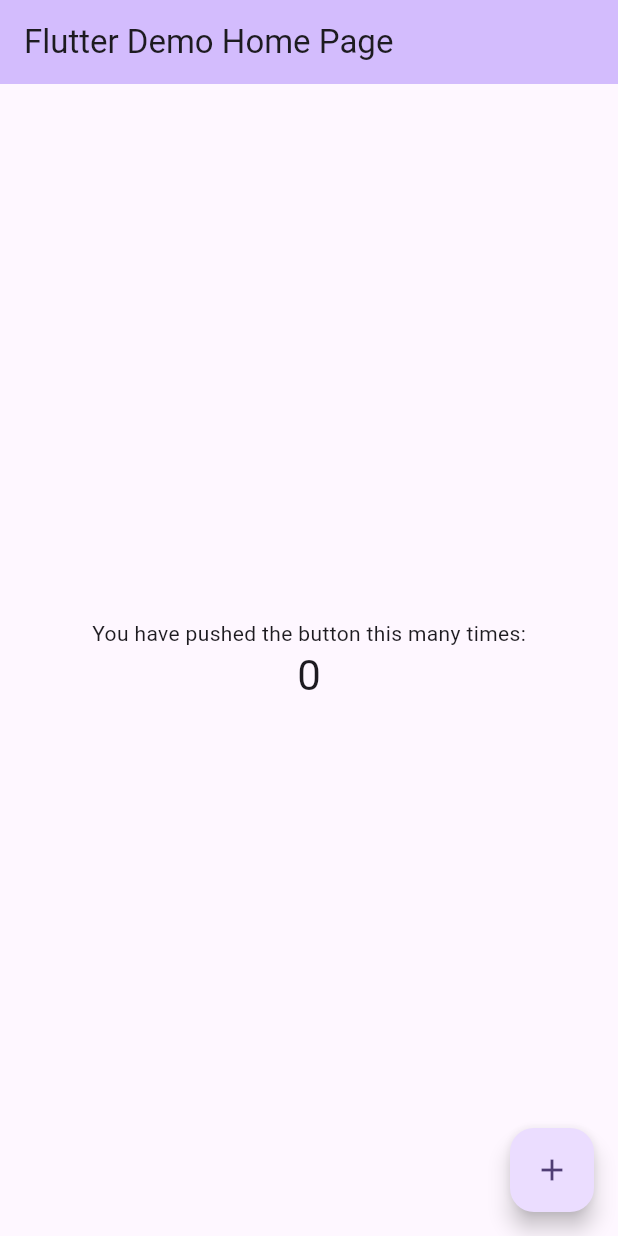
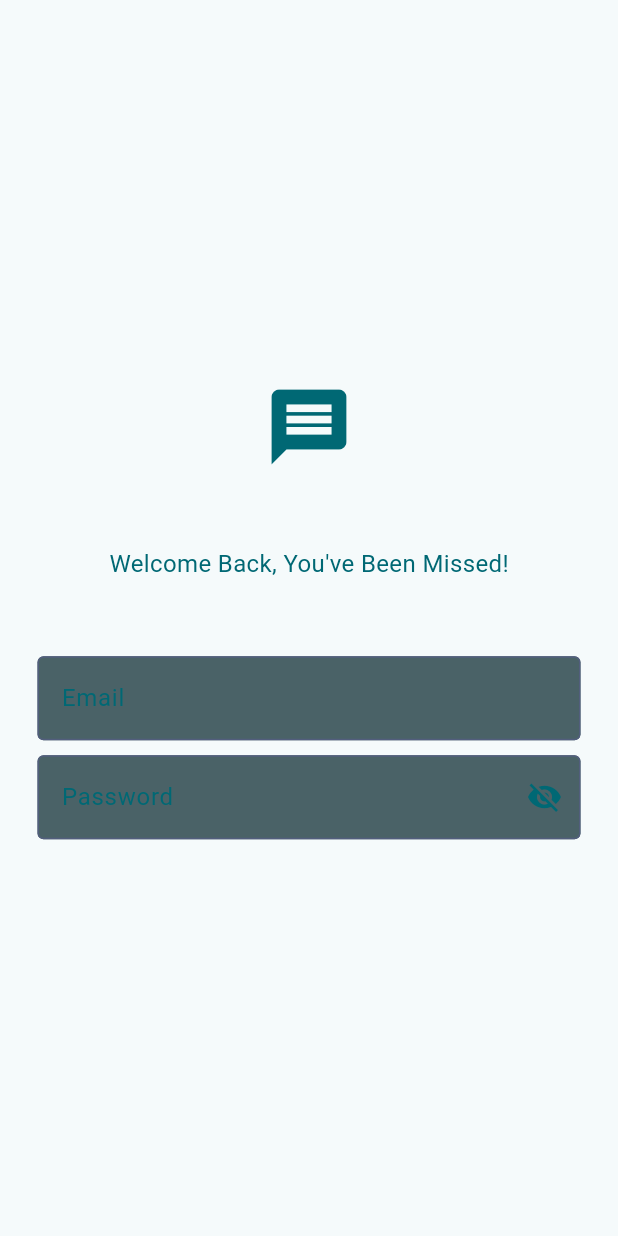
Before and after one commit to iamdipesh18/kurakani, a Flutter app: the screen it shows after launch, on a phone screen of 412 x 824 dp. Run offline on Flutter 3.47's test engine with Material 3 defaults, Android fonts, the phone set to English and light mode, and no system bars.

Commit message:
makig buttons and components and other required things

```diff
--- /dev/null
+++ b/lib/components/my_button.dart
@@ -0,0 +1,23 @@
+import 'package:flutter/material.dart';
+
+class MyButton extends StatelessWidget {
+  final String text;
+  final void Function()? onTap;
+  const MyButton({super.key, required this.text, required this.onTap});
+
+  @override
+  Widget build(BuildContext context) {
+    return GestureDetector(
+      onTap: onTap,
+      child: Container(
+        decoration: BoxDecoration(
+          color: Theme.of(context).colorScheme.secondary,
+          borderRadius: BorderRadius.circular(8),
+        ),
+        padding: EdgeInsets.all(25),
+        margin: EdgeInsets.symmetric(horizontal: 25),
+        child: Center(child: Text(text)),
+      ),
+    );
+  }
+}
--- /dev/null
+++ b/lib/components/my_textfield.dart
@@ -0,0 +1,70 @@
+import 'package:flutter/material.dart';
+import 'visibility_toggle_icon.dart'; // Import the new widget
+
+class MyTextfield extends StatefulWidget {
+  final String hintText;
+  final bool obscureText;
+
+  final TextEditingController controller;
+
+  const MyTextfield({
+    super.key,
+    required this.hintText,
+    required this.obscureText,
+    required this.controller,
+  });
+
+  @override
+  State<MyTextfield> createState() => _MyTextfieldState();
+}
+
+class _MyTextfieldState extends State<MyTextfield> {
+  late bool _isObscured;
+
+  @override
+  void initState() {
+    super.initState();
+    _isObscured = widget.obscureText;
+  }
+
+  void _toggleObscure() {
+    setState(() {
+      _isObscured = !_isObscured;
+    });
+  }
+
+  @override
+  Widget build(BuildContext context) {
+    return Padding(
+      padding: const EdgeInsets.symmetric(horizontal: 25),
+      child: TextField(
+        obscureText: _isObscured,
+        controller:widget.controller,
+        decoration: InputDecoration(
+          enabledBorder: OutlineInputBorder(
+            borderSide: BorderSide(
+              color: Theme.of(context).colorScheme.tertiary,
+            ),
+          ),
+          focusedBorder: OutlineInputBorder(
+            borderSide: BorderSide(
+              color: Theme.of(context).colorScheme.primary,
+            ),
+          ),
+          fillColor: Theme.of(context).colorScheme.secondary,
+          filled: true,
+          hintText: widget.hintText,
+          hintStyle: TextStyle(color: Theme.of(context).colorScheme.primary),
+
+          // 👁️ Use the modular toggle icon
+          suffixIcon: widget.obscureText
+              ? VisibilityToggleIcon(
+                  isObscured: _isObscured,
+                  onToggle: _toggleObscure,
+                )
+              : null,
+        ),
+      ),
+    );
+  }
+}
--- /dev/null
+++ b/lib/components/visibility_toggle_icon.dart
@@ -0,0 +1,23 @@
+import 'package:flutter/material.dart';
+
+class VisibilityToggleIcon extends StatelessWidget {
+  final bool isObscured;
+  final VoidCallback onToggle;
+
+  const VisibilityToggleIcon({
+    super.key,
+    required this.isObscured,
+    required this.onToggle,
+  });
+
+  @override
+  Widget build(BuildContext context) {
+    return IconButton(
+      icon: Icon(
+        isObscured ? Icons.visibility_off : Icons.visibility,
+        color: Theme.of(context).colorScheme.primary,
+      ),
+      onPressed: onToggle,
+    );
+  }
+}
--- a/lib/main.dart
+++ b/lib/main.dart
@@ -1,4 +1,6 @@
 import 'package:flutter/material.dart';
+import 'package:kurakani/pages/login_page.dart';
+import 'package:kurakani/themes/light_mode.dart';
 
 void main() {
   runApp(const MyApp());
@@ -11,112 +13,9 @@ class MyApp extends StatelessWidget {
   @override
   Widget build(BuildContext context) {
     return MaterialApp(
-      title: 'Flutter Demo',
-      theme: ThemeData(
-        // This is the theme of your application.
-        //
-        // TRY THIS: Try running your application with "flutter run". You'll see
-        // the application has a purple toolbar. Then, without quitting the app,
-        // try changing the seedColor in the colorScheme below to Colors.green
-        // and then invoke "hot reload" (save your changes or press the "hot
-        // reload" button in a Flutter-supported IDE, or press "r" if you used
-        // the command line to start the app).
-        //
-        // Notice that the counter didn't reset back to zero; the application
-        // state is not lost during the reload. To reset the state, use hot
-        // restart instead.
-        //
-        // This works for code too, not just values: Most code changes can be
-        // tested with just a hot reload.
-        colorScheme: ColorScheme.fromSeed(seedColor: Colors.deepPurple),
-      ),
-      home: const MyHomePage(title: 'Flutter Demo Home Page'),
+      debugShowCheckedModeBanner: false,
+      home: LoginPage(),
+      theme: lightMode,
     );
   }
 }
-
-class MyHomePage extends StatefulWidget {
-  const MyHomePage({super.key, required this.title});
-
-  // This widget is the home page of your application. It is stateful, meaning
-  // that it has a State object (defined below) that contains fields that affect
-  // how it looks.
-
-  // This class is the configuration for the state. It holds the values (in this
-  // case the title) provided by the parent (in this case the App widget) and
-  // used by the build method of the State. Fields in a Widget subclass are
-  // always marked "final".
-
-  final String title;
-
-  @override
-  State<MyHomePage> createState() => _MyHomePageState();
-}
-
-class _MyHomePageState extends State<MyHomePage> {
-  int _counter = 0;
-
-  void _incrementCounter() {
-    setState(() {
-      // This call to setState tells the Flutter framework that something has
-      // changed in this State, which causes it to rerun the build method below
-      // so that the display can reflect the updated values. If we changed
-      // _counter without calling setState(), then the build method would not be
-      // called again, and so nothing would appear to happen.
-      _counter++;
-    });
-  }
-
-  @override
-  Widget build(BuildContext context) {
-    // This method is rerun every time setState is called, for instance as done
-    // by the _incrementCounter method above.
-    //
-    // The Flutter framework has been optimized to make rerunning build methods
-    // fast, so that you can just rebuild anything that needs updating rather
-    // than having to individually change instances of widgets.
-    return Scaffold(
-      appBar: AppBar(
-        // TRY THIS: Try changing the color here to a specific color (to
-        // Colors.amber, perhaps?) and trigger a hot reload to see the AppBar
-        // change color while the other colors stay the same.
-        backgroundColor: Theme.of(context).colorScheme.inversePrimary,
-        // Here we take the value from the MyHomePage object that was created by
-        // the App.build method, and use it to set our appbar title.
-        title: Text(widget.title),
-      ),
-      body: Center(
-        // Center is a layout widget. It takes a single child and positions it
-        // in the middle of the parent.
-        child: Column(
-          // Column is also a layout widget. It takes a list of children and
-          // arranges them vertically. By default, it sizes itself to fit its
-          // children horizontally, and tries to be as tall as its parent.
-          //
-          // Column has various properties to control how it sizes itself and
-          // how it positions its children. Here we use mainAxisAlignment to
-          // center the children vertically; the main axis here is the vertical
-          // axis because Columns are vertical (the cross axis would be
-          // horizontal).
-          //
-          // TRY THIS: Invoke "debug painting" (choose the "Toggle Debug Paint"
-          // action in the IDE, or press "p" in the console), to see the
-          // wireframe for each widget.
-          mainAxisAlignment: MainAxisAlignment.center,
-          children: <Widget>[
-            const Text('You have pushed the button this many times:'),
-            Text(
-              '$_counter',
-              style: Theme.of(context).textTheme.headlineMedium,
-            ),
-          ],
-        ),
-      ),
-      floatingActionButton: FloatingActionButton(
-        onPressed: _incrementCounter,
-        tooltip: 'Increment',
-        child: const Icon(Icons.add),
-      ), // This trailing comma makes auto-formatting nicer for build methods.
-    );
-  }
-}
--- a/lib/pages/login_page.dart
+++ b/lib/pages/login_page.dart
@@ -0,0 +1,64 @@
+import 'package:flutter/material.dart';
+import 'package:kurakani/components/my_textfield.dart';
+
+class LoginPage extends StatelessWidget {
+  //Email and Password Controller
+  final TextEditingController _emailController=TextEditingController();
+  final TextEditingController _passwordController=TextEditingController();
+
+  LoginPage({super.key});
+
+  @override
+  Widget build(BuildContext context) {
+    return Scaffold(
+      backgroundColor: Theme.of(context).colorScheme.surface,
+      body: Center(
+        child: Column(
+          mainAxisAlignment: MainAxisAlignment.center,
+          children: [
+            //Logo
+            Icon(
+              Icons.message,
+              size: 60,
+              color: Theme.of(context).colorScheme.primary,
+            ),
+
+            const SizedBox(height:50),
+
+            //welcomeback message
+            Text(
+              "Welcome Back, You've Been Missed!",
+              style: TextStyle(
+                color: Theme.of(context).colorScheme.primary,
+                fontSize: 16,
+              ),
+            ),
+
+            const SizedBox(height:50),
+
+            //email text field
+            MyTextfield(
+              obscureText: false,
+              hintText: "Email",
+              controller:_emailController,
+            ),
+            const SizedBox(height:10),
+            //password text field
+              MyTextfield(
+                obscureText: true,
+                hintText: "Password",
+                controller: _passwordController,
+            ),
+
+            const SizedBox(height:10),
+
+            //login button
+
+
+            //register button
+          ],
+        ),
+      ),
+    );
+  }
+}
--- a/lib/themes/light_mode.dart
+++ b/lib/themes/light_mode.dart
@@ -0,0 +1,18 @@
+import 'package:flutter/material.dart';
+
+/// A modern light theme using Material 3 guidelines
+final ThemeData lightMode = ThemeData(
+  useMaterial3: true, // Enables Material You features
+
+  /// Automatically generates a full color scheme based on a single seed color
+  colorScheme: ColorScheme.fromSeed(
+    seedColor: Colors.grey.shade500, // Primary tone of your app
+    brightness: Brightness.light, // Indicates it's a light theme
+  ),
+
+  /// Optional: Explicitly set scaffold background (can override surface)
+  scaffoldBackgroundColor: Colors.grey.shade200,
+
+  /// Optional: Customize typography or components if needed
+  // textTheme: Typography.material2021().black,
+);
```
